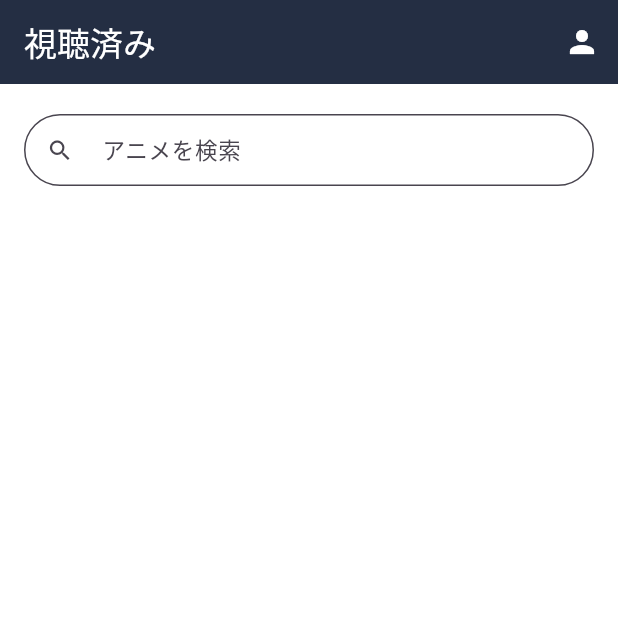
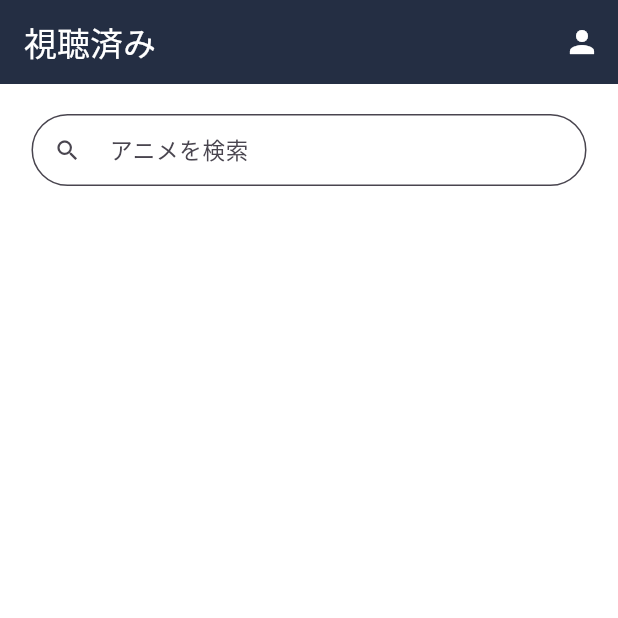
Before and after one commit to hinata2145/anime_app, a Flutter app: the screen it shows after launch, item 3 of the bottom bar chosen, on a phone screen of 412 x 824 dp, the top half of it. Run offline on Flutter 3.47's test engine with Material 3 defaults, Android fonts, the phone set to English and light mode, and no system bars; our stand-ins replace flutter_riverpod; network calls fail.

Commit message:
コードの無駄な部分を整理した。

```diff
--- a/lib/components/search.dart
+++ b/lib/components/search.dart
@@ -4,16 +4,16 @@ class MyCustomForm extends StatefulWidget {
   const MyCustomForm({Key? key}) : super(key: key);
 
   @override
-  State<MyCustomForm> createState() => _MyCustomFormState();
+  State<MyCustomForm> createState() => MyCustomFormState();
 }
 
-class _MyCustomFormState extends State<MyCustomForm> {
+class MyCustomFormState extends State<MyCustomForm> {
   final formKey = GlobalKey<FormState>();
 
   @override
   Widget build(BuildContext context) {
     return SizedBox(
-      width: 380,
+      width: 370,
       child: TextFormField(
         keyboardType: TextInputType.name,
         decoration: InputDecoration(
--- a/lib/screen/ already_watched_page.dart
+++ b/lib/screen/ already_watched_page.dart
@@ -22,9 +22,9 @@ class _AlreadyWatchedPageState extends State<AlreadyWatchedPage> {
       ),
       body: Container(
         margin: const EdgeInsets.only(top: 20),
-        child: Center(
+        child: const Center(
           child: Column(
-            children: const [
+            children: [
               MyCustomForm(),
               SizedBox(height: 24),
             ],
```
Also changed, not shown: lib/components/anime_screen.dart (+2 -13 lines), lib/components/dialog/dialog_detail.dart (+4 -4 lines), lib/screen/anime_list_page.dart (+12 -47 lines).
